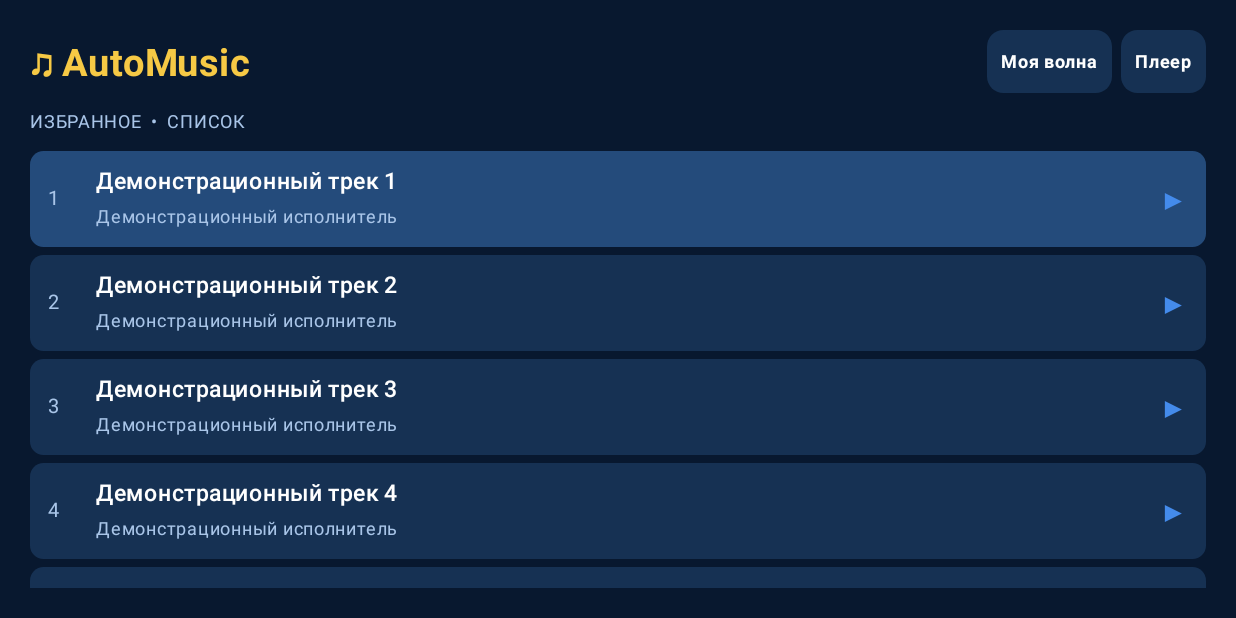
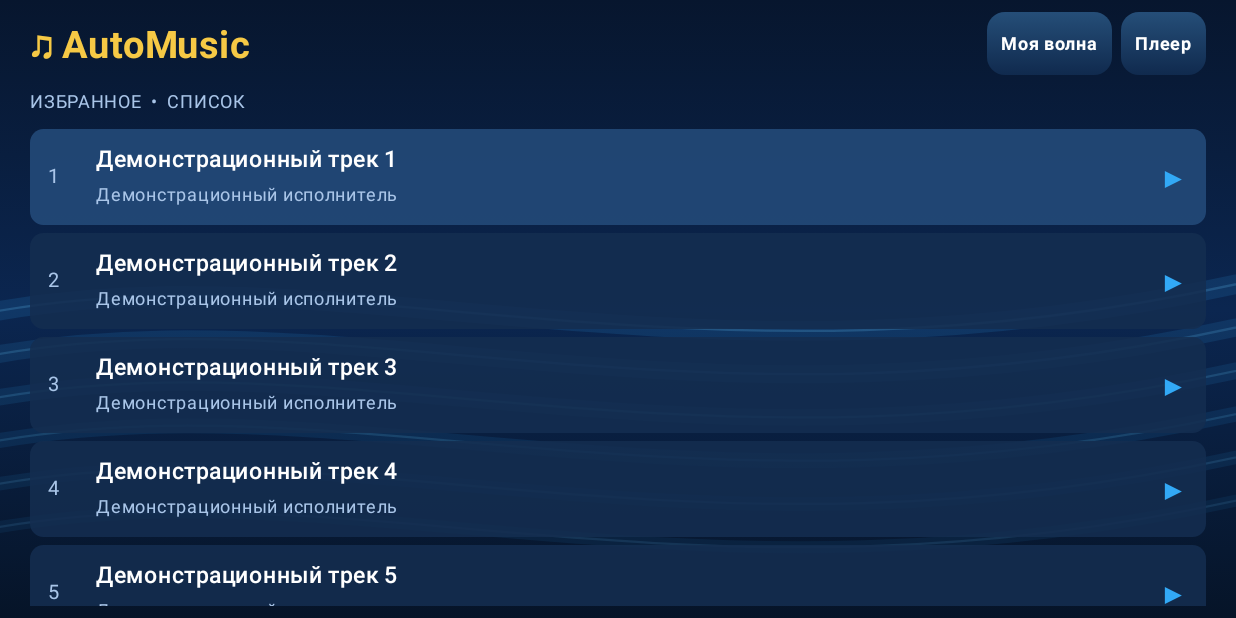
Before and after one commit to Rovert-Magadan/AutoMusic, an Android app built with Jetpack Compose: the screen it shows after launch (MainActivity), after a tap on "Список", on a phone screen of 824 x 412 dp (held sideways). Run offline under Robolectric (Android 15) with nearby library versions, the phone set to English and light mode, and no system bars.

Commit message:
AutoMusic v0.3 wave background, icon controls, larger transport and demo seek bar

```diff
--- a/app/src/main/java/ru/automusic/app/MainActivity.kt
+++ b/app/src/main/java/ru/automusic/app/MainActivity.kt
@@ -3,6 +3,7 @@ package ru.automusic.app
 import android.os.Bundle
 import androidx.activity.ComponentActivity
 import androidx.activity.compose.setContent
+import androidx.compose.foundation.Canvas
 import androidx.compose.foundation.background
 import androidx.compose.foundation.clickable
 import androidx.compose.foundation.layout.*
@@ -10,21 +11,31 @@ import androidx.compose.foundation.lazy.LazyColumn
 import androidx.compose.foundation.lazy.itemsIndexed
 import androidx.compose.foundation.shape.RoundedCornerShape
 import androidx.compose.material3.MaterialTheme
+import androidx.compose.material3.Slider
+import androidx.compose.material3.SliderDefaults
 import androidx.compose.material3.Text
 import androidx.compose.runtime.*
 import androidx.compose.ui.Alignment
 import androidx.compose.ui.Modifier
+import androidx.compose.ui.draw.clip
+import androidx.compose.ui.geometry.Offset
+import androidx.compose.ui.graphics.Brush
 import androidx.compose.ui.graphics.Color
+import androidx.compose.ui.graphics.Path
+import androidx.compose.ui.graphics.drawscope.Stroke
 import androidx.compose.ui.text.font.FontWeight
 import androidx.compose.ui.text.style.TextOverflow
+import androidx.compose.ui.unit.Dp
 import androidx.compose.ui.unit.dp
 import androidx.compose.ui.unit.sp
+import kotlinx.coroutines.delay
 
-private val navy = Color(0xFF08182F)
-private val panel = Color(0xFF163153)
-private val blue = Color(0xFF448BEB)
+private val navy = Color(0xFF07162E)
+private val panel = Color(0xDD142D50)
+private val blue = Color(0xFF32A9F6)
 private val pale = Color(0xFFA9C5E8)
 private val yellow = Color(0xFFF6C945)
+private const val duration = 247
 
 class MainActivity : ComponentActivity() {
     override fun onCreate(savedInstanceState: Bundle?) {
@@ -41,16 +52,27 @@ private fun AutoMusicScreen() {
     var liked by remember { mutableStateOf(false) }
     var disliked by remember { mutableStateOf(false) }
     var index by remember { mutableIntStateOf(0) }
+    var seconds by remember { mutableIntStateOf(0) }
     val tracks = remember { (1..24).map { "Демонстрационный трек $it" } }
+    LaunchedEffect(playing, index) {
+        while (playing) {
+            delay(1000)
+            if (seconds >= duration) {
+                index = (index + 1) % tracks.size
+                seconds = 0
+            } else seconds++
+        }
+    }
     BoxWithConstraints(Modifier.fillMaxSize().background(navy)) {
         val narrow = maxWidth < 720.dp
         val short = maxHeight < 430.dp
-        val gap = if (short) 7.dp else 14.dp
-        Column(Modifier.fillMaxSize().padding(if (narrow) 10.dp else 20.dp), verticalArrangement = Arrangement.spacedBy(gap)) {
+        WaveBackground()
+        val gap = if (short) 6.dp else 12.dp
+        Column(Modifier.fillMaxSize().padding(horizontal = if (narrow) 10.dp else 20.dp, vertical = if (short) 8.dp else 18.dp), verticalArrangement = Arrangement.spacedBy(gap)) {
             Row(Modifier.fillMaxWidth(), verticalAlignment = Alignment.CenterVertically, horizontalArrangement = Arrangement.SpaceBetween) {
                 Text("♫ AutoMusic", color = yellow, fontWeight = FontWeight.Bold, fontSize = if (narrow) 18.sp else 25.sp)
                 Row(horizontalArrangement = Arrangement.spacedBy(6.dp)) {
-                    Control(if (source == "Избранное") "Моя волна" else "Избранное", { source = if (source == "Избранное") "Моя волна" else "Избранное"; index = 0 }, height = 42.dp, small = true)
+                    Control(if (source == "Избранное") "Моя волна" else "Избранное", { source = if (source == "Избранное") "Моя волна" else "Избранное"; index = 0; seconds = 0 }, height = 42.dp, small = true)
                     Control(if (showList) "Плеер" else "Список", { showList = !showList }, height = 42.dp, small = true)
                 }
             }
@@ -58,7 +80,7 @@ private fun AutoMusicScreen() {
             if (showList) {
                 LazyColumn(Modifier.weight(1f).fillMaxWidth(), verticalArrangement = Arrangement.spacedBy(5.dp)) {
                     itemsIndexed(tracks) { i, title ->
-                        Row(Modifier.fillMaxWidth().background(if (i == index) Color(0xFF244B7B) else panel, RoundedCornerShape(9.dp)).clickable { index = i; playing = true; showList = false }.padding(horizontal = 12.dp, vertical = if (short) 8.dp else 13.dp), verticalAlignment = Alignment.CenterVertically) {
+                        Row(Modifier.fillMaxWidth().background(if (i == index) Color(0xDD244B7B) else panel, RoundedCornerShape(9.dp)).clickable { index = i; seconds = 0; playing = true; showList = false }.padding(horizontal = 12.dp, vertical = if (short) 8.dp else 13.dp), verticalAlignment = Alignment.CenterVertically) {
                             Text("${i + 1}", color = pale, modifier = Modifier.width(32.dp), fontSize = 13.sp)
                             Column(Modifier.weight(1f)) {
                                 Text(title, color = Color.White, fontWeight = FontWeight.SemiBold, maxLines = 1, fontSize = 15.sp)
@@ -70,8 +92,8 @@ private fun AutoMusicScreen() {
                 }
             } else {
                 if (narrow) {
-                    Row(Modifier.fillMaxWidth().weight(1f, fill = false), verticalAlignment = Alignment.CenterVertically, horizontalArrangement = Arrangement.spacedBy(12.dp)) {
-                        Cover(if (short) 62.dp else 90.dp)
+                    Row(Modifier.fillMaxWidth(), verticalAlignment = Alignment.CenterVertically, horizontalArrangement = Arrangement.spacedBy(12.dp)) {
+                        Cover(if (short) 58.dp else 90.dp)
                         Column(Modifier.weight(1f)) {
                             Text(tracks[index], color = Color.White, fontWeight = FontWeight.Bold, fontSize = 19.sp, maxLines = 1, overflow = TextOverflow.Ellipsis)
                             Text("Демонстрационный исполнитель", color = pale, fontSize = 13.sp, maxLines = 1)
@@ -86,14 +108,22 @@ private fun AutoMusicScreen() {
                         }
                     }
                 }
+                Column(Modifier.fillMaxWidth(), verticalArrangement = Arrangement.spacedBy(0.dp)) {
+                    Slider(value = seconds.toFloat(), onValueChange = { seconds = it.toInt() }, valueRange = 0f..duration.toFloat(), modifier = Modifier.fillMaxWidth().height(if (short) 26.dp else 34.dp), colors = SliderDefaults.colors(thumbColor = yellow, activeTrackColor = yellow, inactiveTrackColor = Color(0xFF284466)))
+                    Row(Modifier.fillMaxWidth(), horizontalArrangement = Arrangement.SpaceBetween) {
+                        Text(time(seconds), color = pale, fontSize = 11.sp)
+                        Text(time(duration), color = pale, fontSize = 11.sp)
+                    }
+                }
+                Spacer(Modifier.weight(1f, fill = true))
                 Row(Modifier.fillMaxWidth(), horizontalArrangement = Arrangement.spacedBy(9.dp)) {
-                    Box(Modifier.weight(1f)) { Control("⏮", { index = (index + tracks.size - 1) % tracks.size }, full = true, height = if (short) 51.dp else 68.dp, fontSize = 27) }
-                    Box(Modifier.weight(1f)) { Control(if (playing) "Ⅱ" else "▶", { playing = !playing }, full = true, accent = true, height = if (short) 51.dp else 68.dp, fontSize = 27) }
-                    Box(Modifier.weight(1f)) { Control("⏭", { index = (index + 1) % tracks.size }, full = true, height = if (short) 51.dp else 68.dp, fontSize = 27) }
+                    Box(Modifier.weight(1f)) { Control("⏮", { index = (index + tracks.size - 1) % tracks.size; seconds = 0 }, full = true, height = if (short) 65.dp else 76.dp, fontSize = 30) }
+                    Box(Modifier.weight(1f)) { Control(if (playing) "Ⅱ" else "▶", { playing = !playing }, full = true, accent = true, height = if (short) 65.dp else 76.dp, fontSize = 30) }
+                    Box(Modifier.weight(1f)) { Control("⏭", { index = (index + 1) % tracks.size; seconds = 0 }, full = true, height = if (short) 65.dp else 76.dp, fontSize = 30) }
                 }
                 Row(Modifier.fillMaxWidth(), horizontalArrangement = Arrangement.spacedBy(9.dp)) {
-                    Box(Modifier.weight(1f)) { Control(if (liked) "♥ ЛАЙК" else "♡ ЛАЙК", { liked = !liked; if (liked) disliked = false }, full = true, height = if (short) 48.dp else 60.dp, accent = liked) }
-                    Box(Modifier.weight(1f)) { Control(if (disliked) "⊘ ДИЗЛАЙК" else "⊘ ДИЗЛАЙК", { disliked = !disliked; if (disliked) liked = false }, full = true, height = if (short) 48.dp else 60.dp, accent = disliked) }
+                    Box(Modifier.weight(1f)) { SymbolButton(true, liked, { liked = !liked; if (liked) disliked = false }, if (short) 60.dp else 68.dp) }
+                    Box(Modifier.weight(1f)) { SymbolButton(false, disliked, { disliked = !disliked; if (disliked) liked = false }, if (short) 60.dp else 68.dp) }
                 }
             }
             if (!short) Text("ПРОТОТИП • без подключения к Яндекс Музыке", color = pale, fontSize = 10.sp)
@@ -101,16 +131,69 @@ private fun AutoMusicScreen() {
     }
 }
 
+private fun time(seconds: Int) = "%d:%02d".format(seconds / 60, seconds % 60)
+
 @Composable
-private fun Cover(size: androidx.compose.ui.unit.Dp) {
-    Box(Modifier.size(size).background(panel, RoundedCornerShape(12.dp)), contentAlignment = Alignment.Center) {
+private fun WaveBackground() {
+    Canvas(Modifier.fillMaxSize()) {
+        drawRect(brush = Brush.verticalGradient(listOf(Color(0xFF07162E), Color(0xFF0B2650), Color(0xFF061428))))
+        val w = size.width
+        val h = size.height
+        for (i in 0..5) {
+            val y = h * (0.55f + i * 0.07f)
+            val path = Path().apply {
+                moveTo(-w * 0.1f, y)
+                cubicTo(w * 0.25f, y - h * 0.22f, w * 0.55f, y + h * 0.17f, w * 1.1f, y - h * 0.14f)
+            }
+            drawPath(path, color = blue.copy(alpha = 0.13f - i * 0.012f), style = Stroke(width = (13 - i).dp.toPx()))
+            drawPath(path, color = Color(0xFF6BCBFF).copy(alpha = 0.20f - i * 0.018f), style = Stroke(width = 1.5.dp.toPx()))
+        }
+    }
+}
+
+@Composable
+private fun Cover(size: Dp) {
+    Box(Modifier.size(size).background(Brush.linearGradient(listOf(Color(0xFF194B86), Color(0xFF0C1B3B))), RoundedCornerShape(12.dp)), contentAlignment = Alignment.Center) {
         Text("♫", color = blue, fontSize = (size.value * 0.52f).sp)
     }
 }
 
 @Composable
-private fun Control(label: String, onClick: () -> Unit, full: Boolean = false, accent: Boolean = false, small: Boolean = false, height: androidx.compose.ui.unit.Dp = 58.dp, fontSize: Int = 15) {
-    Box(Modifier.then(if (full) Modifier.fillMaxWidth() else Modifier).height(height).background(if (accent) blue else panel, RoundedCornerShape(11.dp)).clickable(onClick = onClick).padding(horizontal = if (small) 9.dp else 12.dp), contentAlignment = Alignment.Center) {
+private fun SymbolButton(heart: Boolean, active: Boolean, onClick: () -> Unit, height: Dp) {
+    Box(Modifier.fillMaxWidth().height(height).clip(RoundedCornerShape(13.dp)).background(Brush.verticalGradient(listOf(Color(0xFF254E78), Color(0xFF0C2343)))).clickable(onClick = onClick), contentAlignment = Alignment.Center) {
+        Canvas(Modifier.size(34.dp)) {
+            val w = size.width
+            val h = size.height
+            val path = Path()
+            if (heart) {
+                path.moveTo(w * .5f, h * .88f)
+                path.cubicTo(w * .12f, h * .60f, -w * .04f, h * .35f, w * .18f, h * .18f)
+                path.cubicTo(w * .34f, h * .04f, w * .47f, h * .16f, w * .5f, h * .25f)
+                path.cubicTo(w * .62f, h * .04f, w * .84f, h * .06f, w * .91f, h * .24f)
+                path.cubicTo(w * 1.04f, h * .48f, w * .77f, h * .71f, w * .5f, h * .88f)
+                path.close()
+            } else {
+                path.moveTo(w * .23f, h * .12f)
+                path.lineTo(w * .73f, h * .12f)
+                path.cubicTo(w * .86f, h * .12f, w * .91f, h * .22f, w * .86f, h * .35f)
+                path.lineTo(w * .70f, h * .63f)
+                path.lineTo(w * .57f, h * .63f)
+                path.lineTo(w * .57f, h * .87f)
+                path.cubicTo(w * .57f, h * .98f, w * .41f, h * .97f, w * .36f, h * .87f)
+                path.lineTo(w * .18f, h * .60f)
+                path.lineTo(w * .12f, h * .60f)
+                path.lineTo(w * .12f, h * .15f)
+                path.close()
+            }
+            val color = if (active) yellow else Color.White
+            drawPath(path, color = color.copy(alpha = if (active) 1f else .9f), style = if (active) androidx.compose.ui.graphics.drawscope.Fill else Stroke(width = 2.5.dp.toPx()))
+        }
+    }
+}
+
+@Composable
+private fun Control(label: String, onClick: () -> Unit, full: Boolean = false, accent: Boolean = false, small: Boolean = false, height: Dp = 58.dp, fontSize: Int = 15) {
+    Box(Modifier.then(if (full) Modifier.fillMaxWidth() else Modifier).height(height).clip(RoundedCornerShape(12.dp)).background(if (accent) Brush.verticalGradient(listOf(Color(0xFF35B9FF), Color(0xFF1466C6))) else Brush.verticalGradient(listOf(Color(0xFF254E78), Color(0xFF102A4E)))).clickable(onClick = onClick).padding(horizontal = if (small) 9.dp else 12.dp), contentAlignment = Alignment.Center) {
         Text(label, color = Color.White, fontSize = if (small) 12.sp else fontSize.sp, fontWeight = FontWeight.Bold, maxLines = 1)
     }
 }
```
